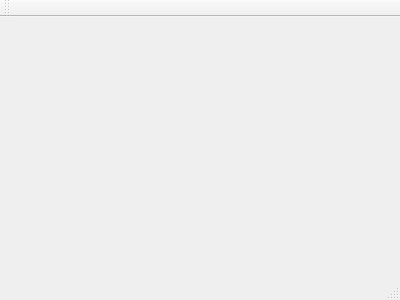
Above: src/chewingeditor.ui from chewing/chewing-editor before the change. Below: the same form after it.
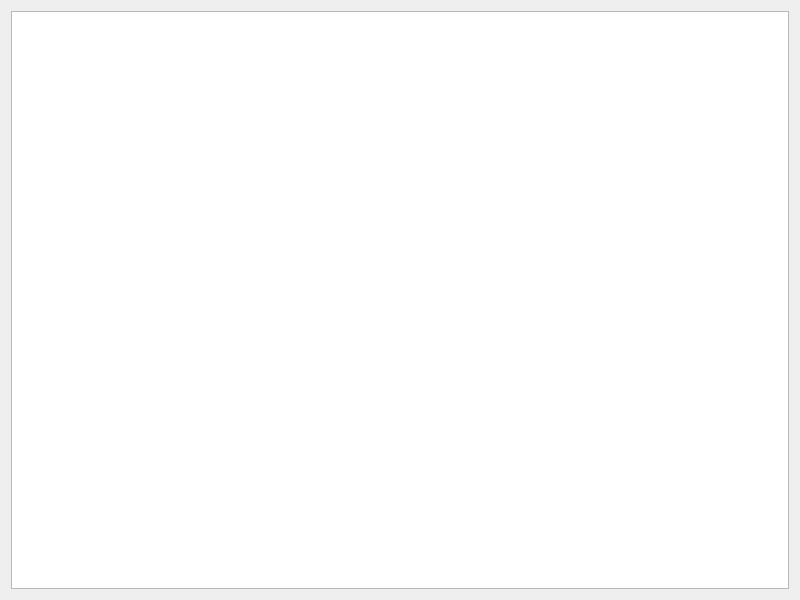
That is the form after the change.

What changed in the file:
```diff
--- a/src/chewingeditor.ui
+++ b/src/chewingeditor.ui
@@ -1,24 +1,32 @@
 <ui version="4.0">
     <class>ChewingEditor</class>
-    <widget class="QMainWindow" name="ChewingEditor" >
-        <property name="geometry" >
+ <widget class="QMainWindow" name="ChewingEditor">
+  <property name="geometry">
             <rect>
                 <x>0</x>
                 <y>0</y>
-                <width>400</width>
-                <height>300</height>
-            </rect>
-        </property>
-        <property name="windowTitle" >
+    <width>800</width>
+    <height>600</height>
+   </rect>
+  </property>
+  <property name="minimumSize">
+   <size>
+    <width>320</width>
+    <height>240</height>
+   </size>
+  </property>
+  <property name="windowTitle">
             <string>ChewingEditor</string>
         </property>
-        <widget class="QMenuBar" name="menuBar" />
-        <widget class="QToolBar" name="mainToolBar" />
-        <widget class="QWidget" name="centralWidget" />
-        <widget class="QStatusBar" name="statusBar" />
-    </widget>
-    <layoutDefault spacing="6" margin="11" />
-    <pixmapfunction></pixmapfunction>
+  <widget class="QWidget" name="centralWidget">
+   <layout class="QGridLayout" name="gridLayout">
+    <item row="0" column="0">
+     <widget class="QColumnView" name="userphraseView"/>
+    </item>
+   </layout>
+  </widget>
+ </widget>
+ <layoutdefault spacing="6" margin="11"/>
     <resources/>
     <connections/>
 </ui>
```
Left out of the diff: 1 changed line with no effect on the pictures. Lines whose indentation alone changed are shown as unchanged.
